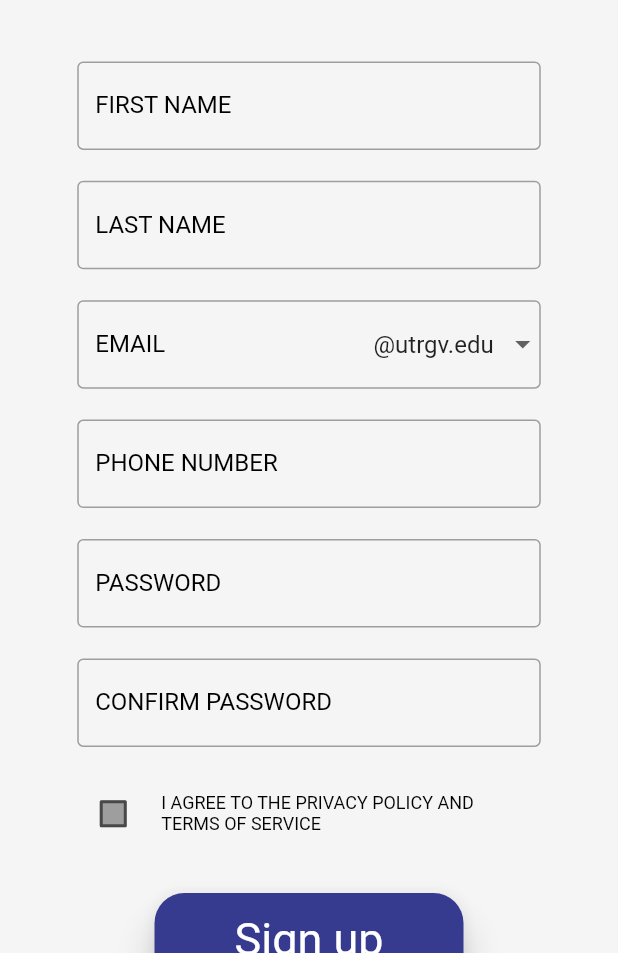
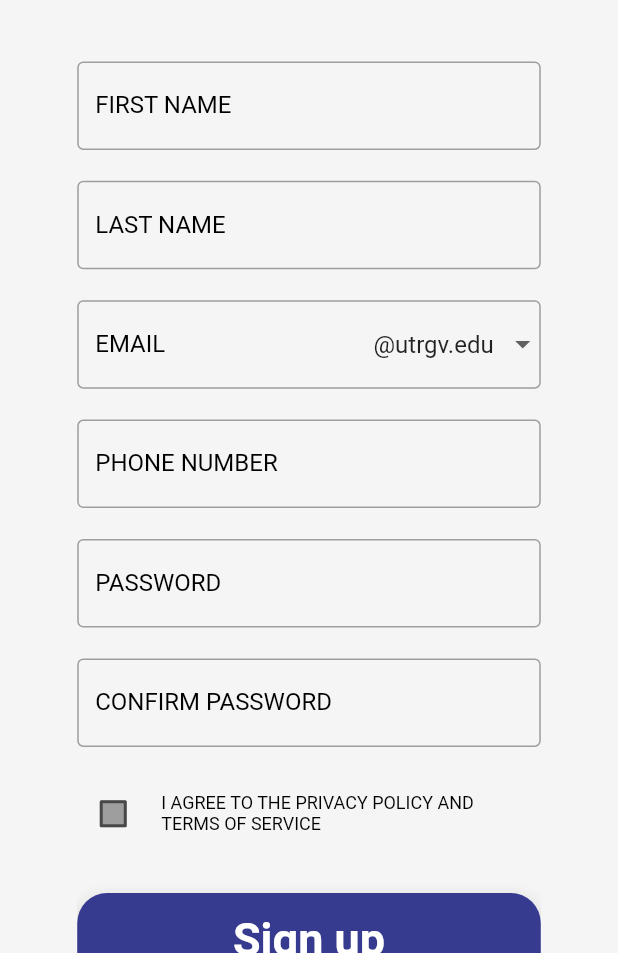
Before and after one commit to Upine-Apps/FutrDoc-Mobile-App, a Flutter app: the screen it shows after launch, after a tap on "Login", after a tap on "Sign Up", on a phone screen of 412 x 824 dp, the part 283-1236 px from its top. Run offline on Flutter 3.47's test engine with Material 2 defaults, Android fonts, the phone set to English and light mode, and no system bars; our stand-ins replace flutter_conditional_rendering, shared_preferences; missing offline and left inert: flutter_parsed_text.

Commit message:
UI changes based on Evan's week 2 feedback

```diff
--- a/futr_doc/lib/custom-widgets/buttons/customElevatedButton.dart
+++ b/futr_doc/lib/custom-widgets/buttons/customElevatedButton.dart
@@ -25,7 +25,9 @@ class CustomElevatedButton extends StatelessWidget {
       width: width,
       child: ElevatedButton(
         onPressed: onPressed,
-        child: Text(text),
+        child: Text(text,
+        style: TextStyle(fontWeight: FontWeight.bold)
+        ),
         style: ElevatedButton.styleFrom(
             textStyle:
                 TextStyle(fontSize: fontSize ?? 20, fontWeight: fontWeight)))
--- a/futr_doc/lib/screens/login/login.dart
+++ b/futr_doc/lib/screens/login/login.dart
@@ -39,14 +39,16 @@ class _LoginState extends State<Login> {
                   child: Column(
                     children: [
                       SizedBox(
-                          height: MediaQuery.of(context).size.height * .15),
+                          height: MediaQuery.of(context).size.height * .125),
                       CustomImage(
-                          imagePath: 'assets/images/sign-up-logo.png',
-                          width: MediaQuery.of(context).size.height * .75),
+                          imagePath: 'assets/images/futrdoc-logo.png',
+                          width: MediaQuery.of(context).size.height * .25),
+                          Text('FutrDoc',
+                          style: Theme.of(context).textTheme.headline1),
                       SizedBox(
-                          height: MediaQuery.of(context).size.height * .15),
+                          height: MediaQuery.of(context).size.height * .05),
                       EmailWithDropdown(
-                          onEditingComplete: () {},
+                          onEditingComplete: () { node.nextFocus();},
                           labelText: 'EMAIL',
                           controller: _emailController,
                           onChanged: (val) {},
@@ -72,7 +74,7 @@ class _LoginState extends State<Login> {
                         },
                         text: 'Login',
                         fontSize: 30,
-                        width: MediaQuery.of(context).size.width * .5,
+                        width: MediaQuery.of(context).size.width * .75,
                         height: MediaQuery.of(context).size.height * .075,
                       ),
                       SizedBox(
--- a/futr_doc/lib/screens/login/signUp.dart
+++ b/futr_doc/lib/screens/login/signUp.dart
@@ -91,7 +91,7 @@ class _SignUpState extends State<SignUp> {
                         height: MediaQuery.of(context).size.height * .025,
                       ),
                       EmailWithDropdown(
-                          onEditingComplete: () {},
+                          onEditingComplete: () { node.nextFocus();},
                           labelText: 'EMAIL',
                           controller: _emailController,
                           onChanged: (val) {},
@@ -159,7 +159,7 @@ class _SignUpState extends State<SignUp> {
                         },
                         text: 'Sign up',
                         fontSize: 30,
-                        width: MediaQuery.of(context).size.width * .5,
+                        width: MediaQuery.of(context).size.width * .75,
                         height: MediaQuery.of(context).size.height * .075,
                       ),
                       SizedBox(
--- a/futr_doc/lib/theme/appTheme.dart
+++ b/futr_doc/lib/theme/appTheme.dart
@@ -8,6 +8,7 @@ class AppTheme {
       brightness: Brightness.dark,
       elevatedButtonTheme: ElevatedButtonThemeData(
           style: ElevatedButton.styleFrom(
+            textStyle: TextStyle(fontWeight: FontWeight.bold),
         elevation: 10,
         primary: AppColors.accentDARK,
         shape: RoundedRectangleBorder(borderRadius: BorderRadius.circular(20)),
@@ -22,7 +23,7 @@ class AppTheme {
           ),
           buttonColor: AppColors.accentDARK),
       textTheme: TextTheme(
-          headline1: TextStyle(color: AppColors.white, fontSize: 40),
+          headline1: TextStyle(color: AppColors.white, fontSize: 40,),
           bodyText1: TextStyle(color: AppColors.white, fontSize: 20),
           headline2: TextStyle(color: AppColors.white, fontSize: 16),
           button: TextStyle(
@@ -58,6 +59,7 @@ class AppTheme {
         brightness: Brightness.light,
         elevatedButtonTheme: ElevatedButtonThemeData(
             style: ElevatedButton.styleFrom(
+              textStyle: TextStyle(fontWeight: FontWeight.bold),
           elevation: 10,
           primary: AppColors.accentDARK,
           shape:
@@ -80,7 +82,8 @@ class AppTheme {
             button: TextStyle(
                 color: Colors.black,
                 fontSize: 16,
-                decoration: TextDecoration.underline)),
+                decoration: TextDecoration.underline),
+                ),
         inputDecorationTheme: InputDecorationTheme(
           labelStyle: TextStyle(color: AppColors.black),
           border: OutlineInputBorder(),
```
